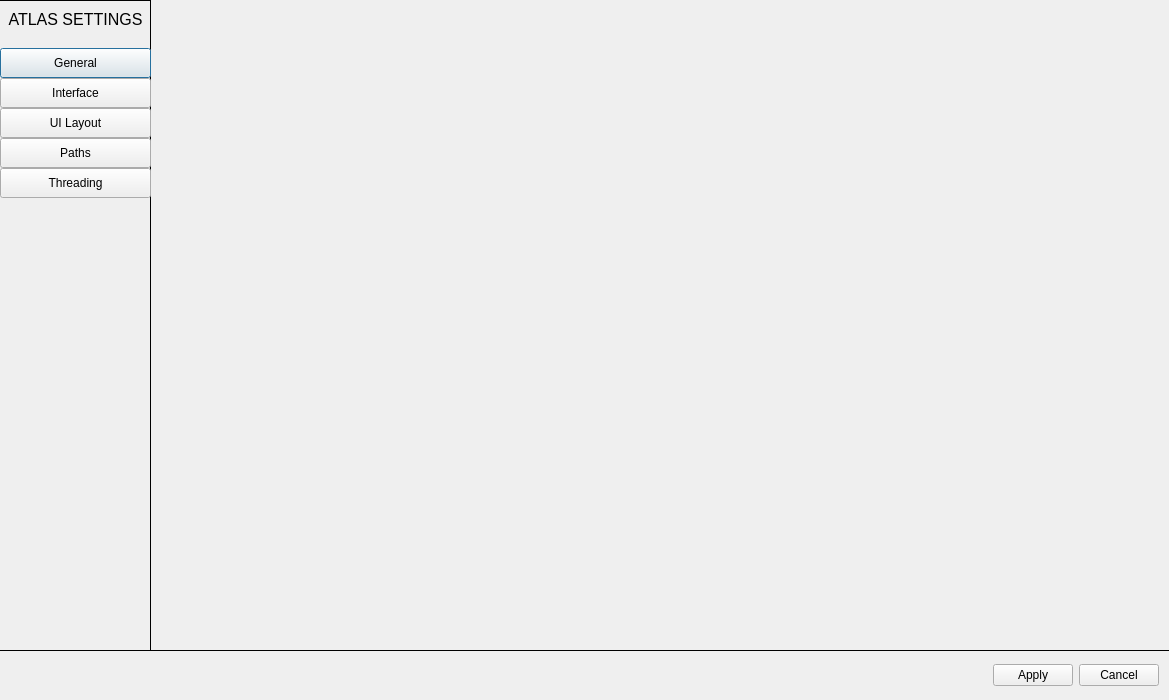
Qt form atlas/ui/dialog/SettingsDialog.ui (KJNeko/Atlas) before a commit.
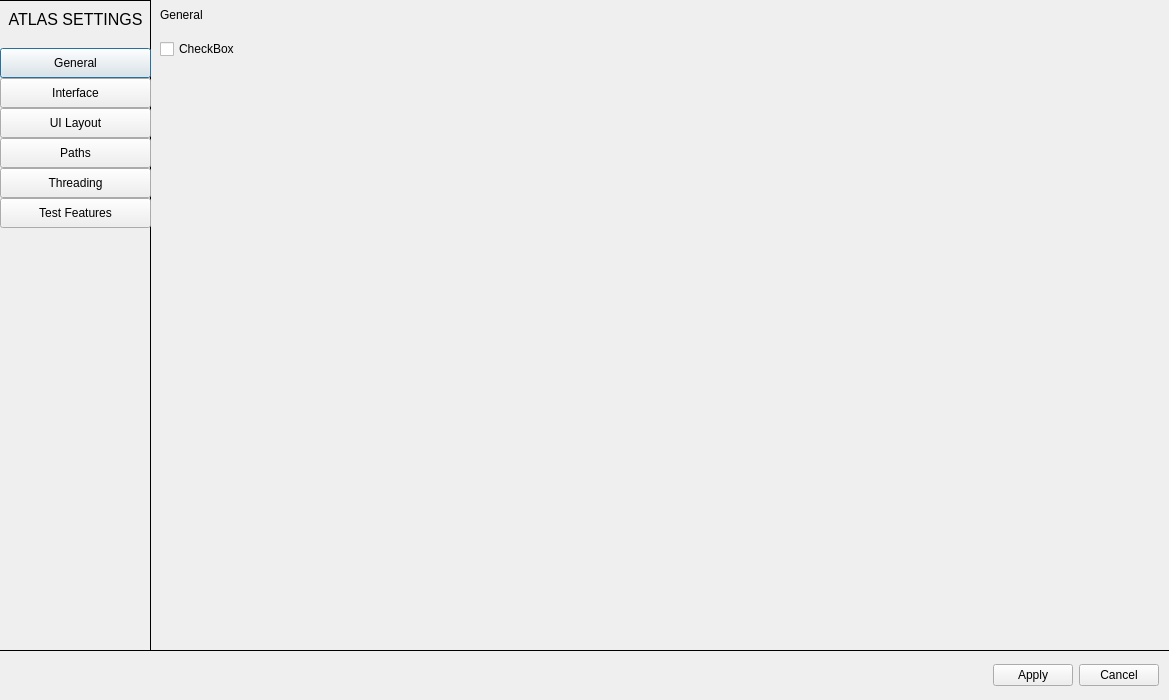
The same form after that commit. The open tabs and pages were chosen to show the change. Icons and pictures are not drawn.

The edit to the form file:
```diff
--- a/atlas/ui/dialog/SettingsDialog.ui
+++ b/atlas/ui/dialog/SettingsDialog.ui
@@ -201,6 +201,19 @@
            </property>
           </widget>
          </item>
+         <item>
+          <widget class="QPushButton" name="btnTestFeatures">
+           <property name="minimumSize">
+            <size>
+             <width>0</width>
+             <height>30</height>
+            </size>
+           </property>
+           <property name="text">
+            <string>Test Features</string>
+           </property>
+          </widget>
+         </item>
          <item>
           <spacer name="verticalSpacer_2">
            <property name="orientation">
@@ -520,6 +533,34 @@
        </item>
       </layout>
      </widget>
+     <widget class="QWidget" name="page">
+      <layout class="QGridLayout" name="gridLayout_16">
+       <item row="0" column="0">
+        <layout class="QGridLayout" name="gridLayout_15">
+         <item row="0" column="0">
+          <widget class="QCheckBox" name="checkBox_5">
+           <property name="text">
+            <string>CheckBox</string>
+           </property>
+          </widget>
+         </item>
+         <item row="1" column="0">
+          <spacer name="verticalSpacer_8">
+           <property name="orientation">
+            <enum>Qt::Vertical</enum>
+           </property>
+           <property name="sizeHint" stdset="0">
+            <size>
+             <width>20</width>
+             <height>40</height>
+            </size>
+           </property>
+          </spacer>
+         </item>
+        </layout>
+       </item>
+      </layout>
+     </widget>
      <widget class="QWidget" name="settingsAppearence">
       <layout class="QGridLayout" name="gridLayout_2">
        <property name="spacing">
@@ -2318,6 +2359,25 @@
      </widget>
     </widget>
    </item>
+   <item row="2" column="2">
+    <widget class="QWidget" name="Header" native="true">
+     <property name="maximumSize">
+      <size>
+       <width>16777215</width>
+       <height>30</height>
+      </size>
+     </property>
+     <layout class="QGridLayout" name="gridLayout_17">
+      <item row="0" column="0">
+       <widget class="QLabel" name="lblSettingsHeader">
+        <property name="text">
+         <string>General</string>
+        </property>
+       </widget>
+      </item>
+     </layout>
+    </widget>
+   </item>
   </layout>
  </widget>
  <resources>
```
Left out of the diff: 2 changed lines with no effect on the pictures.
